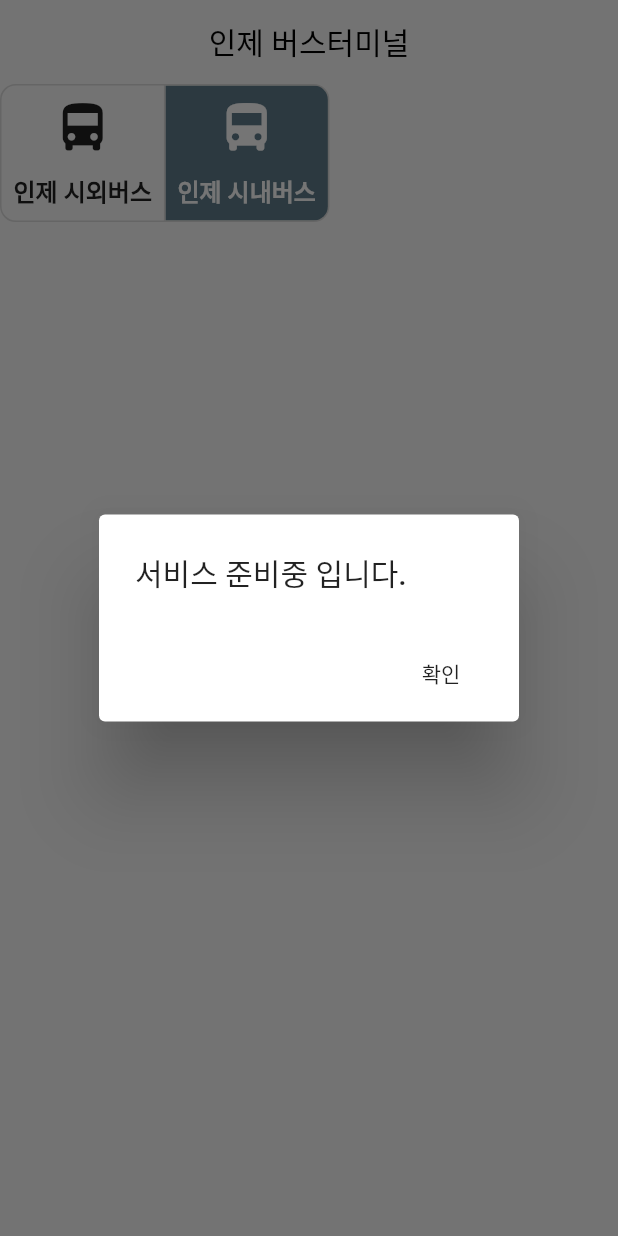
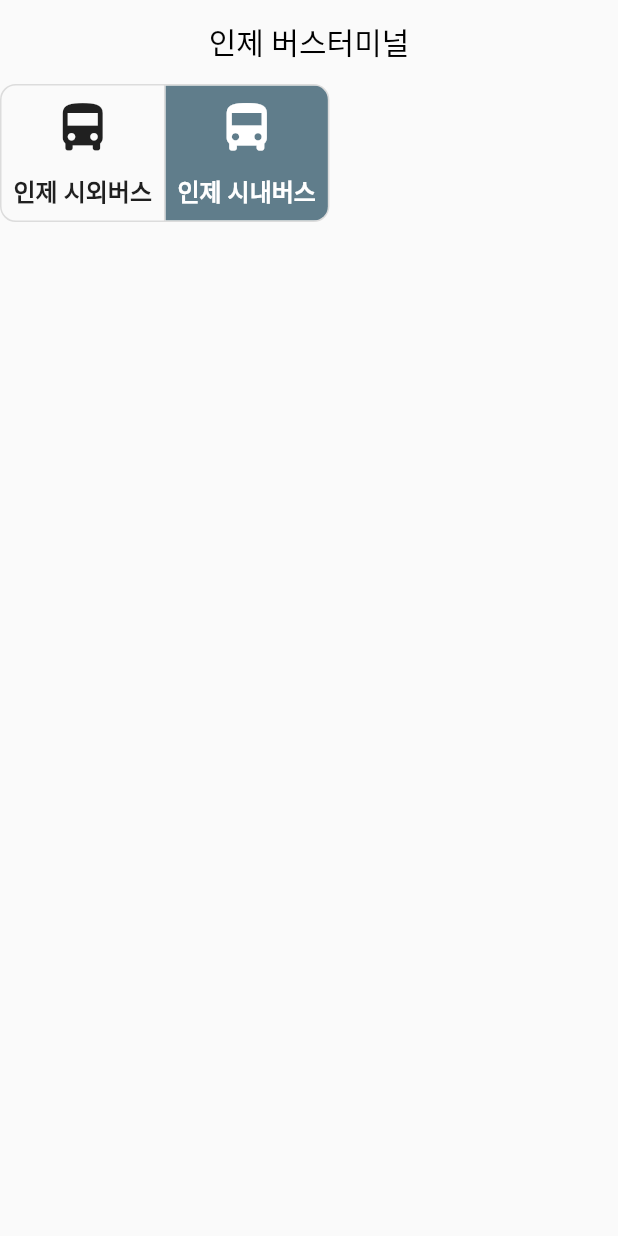
Before and after one commit to DoZeroJeong/bustime_flutter, a Flutter app: the screen it shows after launch, after a tap on "인제 시내버스", on a phone screen of 412 x 824 dp. Run offline on Flutter 3.47's test engine with Material 2 defaults, Android fonts, the phone set to English and light mode, and no system bars.

```diff
--- a/lib/screens/home_screen.dart
+++ b/lib/screens/home_screen.dart
@@ -1,5 +1,6 @@
 import 'package:bustime_flutter/screens/bottomsheet_screen.dart';
 import 'package:bustime_flutter/utilities/constants.dart';
+import 'package:bustime_flutter/widgets/dialog.dart';
 import 'package:flutter/material.dart';
 
 class HomeScreen extends StatefulWidget {
@@ -13,24 +14,6 @@ class _HomeScreenState extends State<HomeScreen> {
 
   @override
   Widget build(BuildContext context) {
-    void _showDialog() {
-      showDialog(
-          context: context,
-          builder: (BuildContext context) {
-            return AlertDialog(
-              title: Text('서비스 준비중 입니다.'),
-              actions: <Widget>[
-                FlatButton(
-                  child: Text('확인'),
-                  onPressed: () {
-                    Navigator.of(context).pop();
-                  },
-                )
-              ],
-            );
-          });
-    }
-
     return Scaffold(
       appBar: AppBar(
         backgroundColor: Colors.transparent,
@@ -108,7 +91,7 @@ class _HomeScreenState extends State<HomeScreen> {
                 } else if (index == 1) {
                   selectedCity = false;
                   selectedInterCity = true;
-                  _showDialog();
+                  ShowDialog();
 //                  showModalBottomSheet(
 //                    context: context,
 //                    builder: (context) => BottomSheetScreen(),
```
Also changed, not shown: lib/widgets/dialog.dart (added, +22 -0 lines).
